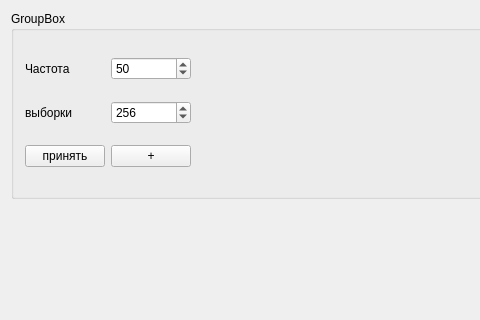
This is SignalWave/desinger/waveview.ui in ksander2/SignalWave as Qt 5 draws it before an edit; both pictures show x 0 to 480 and y 0 to 320 of the 970 by 599 pixel window. The edited form follows.
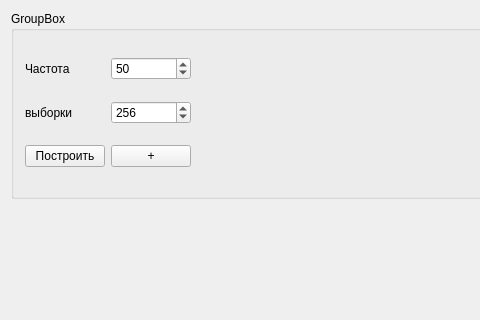
This is the edited form. Custom widgets are drawn as their Qt base class.

The edit to the form file:
```diff
--- a/SignalWave/desinger/waveview.ui
+++ b/SignalWave/desinger/waveview.ui
@@ -74,7 +74,7 @@
        <item row="2" column="0">
         <widget class="QPushButton" name="AppendButton">
          <property name="text">
-          <string>принять</string>
+          <string>Построить</string>
          </property>
         </widget>
        </item>
```
